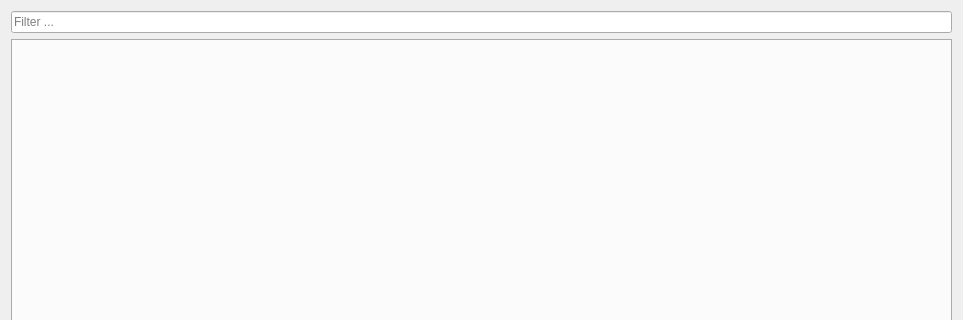
Qt form src/modeldialog/modeldialog.ui (GAMS-dev/studio) before a commit; both pictures show x 0 to 963 and y 0 to 320 of the 963 by 539 pixel window.
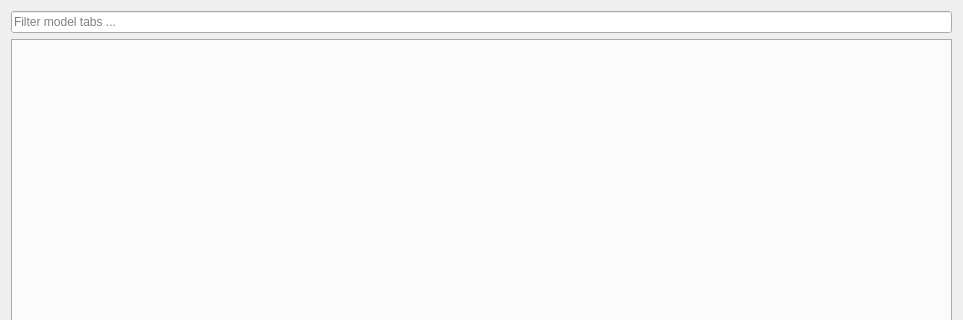
The same form after that commit. Custom widgets are drawn as their Qt base class.

```diff
--- a/src/modeldialog/modeldialog.ui
+++ b/src/modeldialog/modeldialog.ui
@@ -22,7 +22,7 @@
         <string>&lt;p style=&quot;white-space: nowrap;&quot;&gt;Search simultaneously in all tabs&lt;/p&gt;</string>
        </property>
        <property name="placeholderText">
-        <string>Filter ...</string>
+        <string>Filter model tabs ...</string>
        </property>
       </widget>
      </item>
```
Left out of the diff: 2 changed lines with no effect on the pictures.
